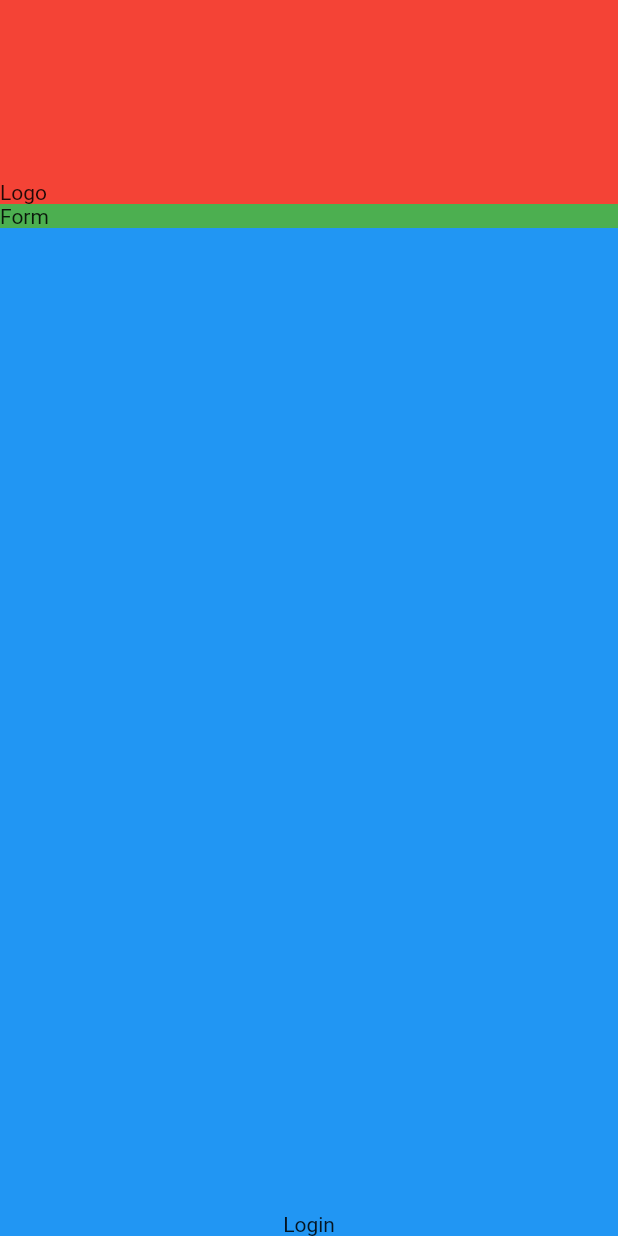
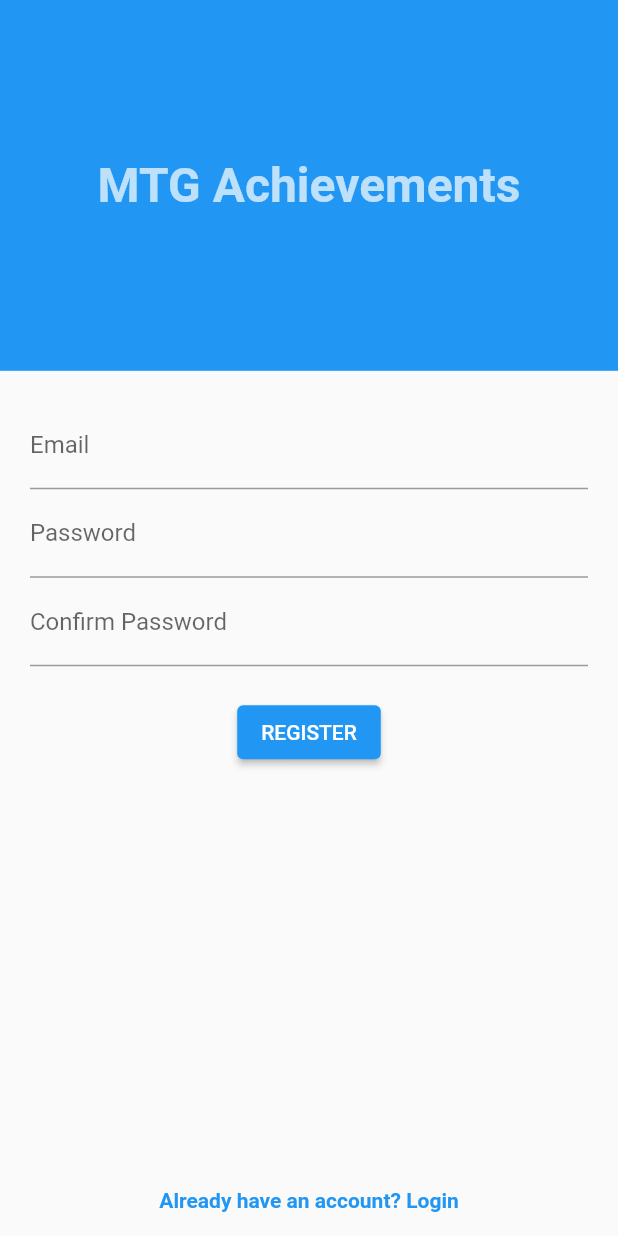
Before and after one commit to birkoss/mtg-achievements-app, a Flutter app: the screen it shows after launch, after a tap on "LOGIN", after a tap on "Forgot your password?", on a phone screen of 412 x 824 dp. Run offline on Flutter 3.47's test engine with Material 2 defaults, Android fonts, the phone set to English and light mode, and no system bars; our stand-ins replace shared_preferences; Roboto replaces fonts that are missing (Hind).

Commit message:
Login and Register

```diff
--- a/lib/main.dart
+++ b/lib/main.dart
@@ -15,6 +15,7 @@ void main() {
 class MyApp extends StatelessWidget {
   @override
   Widget build(BuildContext context) {
+    print("MyApp.build");
     return MultiProvider(
       providers: [
         ChangeNotifierProvider(
@@ -36,9 +37,11 @@ class MyApp extends StatelessWidget {
               : FutureBuilder(
                   future: user.tryAutoLogin(),
                   builder: (ctx, snapshot) {
+                    print("FutureBuilder.builder...");
                     if (snapshot.connectionState == ConnectionState.waiting) {
                       return SplashScreen();
                     } else {
+                      print("icitte?");
                       return LoginScreen();
                     }
                   }),
--- a/lib/providers/user.dart
+++ b/lib/providers/user.dart
@@ -19,19 +19,16 @@ class UserProvider with ChangeNotifier {
 
   Future<void> login(String email, String password) async {
     final url = Uri.http('localhost:8000', '/v1/login');
-    print(url);
     try {
       final response = await http.post(
         url,
         headers: {
           'content-type': 'application/json',
         },
-        body: json.encode(
-          {
-            'email': email,
-            'password': password,
-          },
-        ),
+        body: json.encode({
+          'email': email,
+          'password': password,
+        }),
       );
 
       final responseData = json.decode(response.body);
@@ -40,11 +37,7 @@ class UserProvider with ChangeNotifier {
         throw HttpException(responseData['error']);
       }
 
-      print(responseData);
-      // http://localhost:8000/v1/login
-
       _token = responseData['token'];
-      notifyListeners();
 
       final prefs = await SharedPreferences.getInstance();
       prefs.setString(
@@ -52,13 +45,11 @@ class UserProvider with ChangeNotifier {
           json.encode({
             'token': _token,
           }));
+
+      notifyListeners();
     } catch (error) {
       throw error;
     }
-  }
-
-  Future<void> register(String email, String password) async {
-    // @TODO: Register
   }
 
   Future<void> logout() async {
@@ -69,9 +60,41 @@ class UserProvider with ChangeNotifier {
     notifyListeners();
   }
 
+  Future<void> register(String email, String password) async {
+    final url = Uri.http('localhost:8000', '/v1/register');
+    try {
+      final response = await http.post(
+        url,
+        headers: {
+          'content-type': 'application/json',
+        },
+        body: json.encode({
+          'email': email,
+          'password': password,
+        }),
+      );
+
+      final responseData = json.decode(response.body);
+      if (responseData['error'] != null) {
+        throw HttpException(responseData['error']);
+      }
+
+      _token = responseData['token'];
+
+      final prefs = await SharedPreferences.getInstance();
+      prefs.setString(
+          'userData',
+          json.encode({
+            'token': _token,
+          }));
+
+      notifyListeners();
+    } catch (error) {
+      throw error;
+    }
+  }
+
   Future<bool> tryAutoLogin() async {
-    print('tryAutoLogin');
-
     var prefs = await SharedPreferences.getInstance();
 
     if (!prefs.containsKey('userData')) {
@@ -80,10 +103,15 @@ class UserProvider with ChangeNotifier {
 
     var userData =
         json.decode(prefs.getString('userData')) as Map<String, Object>;
+    if (userData['token'] == null) {
+      return false;
+    }
 
     _token = userData['token'];
     notifyListeners();
 
+    print("tryAutoLogin: true");
+
     return true;
   }
 }
--- a/lib/screens/home.dart
+++ b/lib/screens/home.dart
@@ -7,6 +7,7 @@ class HomeScreen extends StatelessWidget {
 
   @override
   Widget build(BuildContext context) {
+    print("Home.build");
     return Scaffold(
       appBar: AppBar(
         title: Text('Home'),
--- a/lib/screens/login.dart
+++ b/lib/screens/login.dart
@@ -1,10 +1,11 @@
-import 'package:app/models/http_exception.dart';
-import 'package:app/providers/user.dart';
 import 'package:flutter/material.dart';
-import 'package:intl/intl.dart';
 import 'package:provider/provider.dart';
 
 import '../screens/register.dart';
+
+import '../models/http_exception.dart';
+
+import '../providers/user.dart';
 
 class LoginScreen extends StatefulWidget {
   static const routeName = '/login';
@@ -40,8 +41,6 @@ class _LoginScreenState extends State<LoginScreen> {
   }
 
   Future<void> _formSubmitted() async {
-    print("SUBMITTED");
-
     if (!_formKey.currentState.validate()) {
       return;
     }
--- a/lib/screens/register.dart
+++ b/lib/screens/register.dart
@@ -1,38 +1,166 @@
 import 'package:flutter/material.dart';
+import 'package:provider/provider.dart';
 
 import '../screens/login.dart';
 
-class RegisterScreen extends StatelessWidget {
+import '../models/http_exception.dart';
+
+import '../providers/user.dart';
+
+class RegisterScreen extends StatefulWidget {
   static const routeName = '/register';
 
-  Future<void> submit() {}
+  @override
+  _RegisterScreenState createState() => _RegisterScreenState();
+}
+
+class _RegisterScreenState extends State<RegisterScreen> {
+  final GlobalKey<FormState> _formKey = GlobalKey();
+  final _passwordController = TextEditingController();
+
+  Map<String, String> _formValues = {
+    'email': '',
+    'password': 'password',
+  };
+
+  void _showErrorDialog(
+      [String errorMessage = 'Something went wrong. Please try again.']) {
+    showDialog(
+      context: context,
+      builder: (ctx) => AlertDialog(
+        title: Text('An Error Occured!'),
+        content: Text(errorMessage),
+        actions: [
+          TextButton(
+            onPressed: () {
+              Navigator.of(ctx).pop();
+            },
+            child: Text('OK'),
+          ),
+        ],
+      ),
+    );
+  }
+
+  Future<void> _formSubmitted() async {
+    if (!_formKey.currentState.validate()) {
+      return;
+    }
+
+    _formKey.currentState.save();
+
+    try {
+      await Provider.of<UserProvider>(context, listen: false)
+          .register(_formValues['email'], _formValues['password']);
+
+      Navigator.of(context).pushReplacementNamed('/');
+    } on HttpException catch (error) {
+      switch (error.toString()) {
+        case 'unique':
+          _showErrorDialog('This email already exists.');
+          break;
+        case 'blank':
+          _showErrorDialog('All fields are mandatory.');
+          break;
+        default:
+          _showErrorDialog();
+      }
+    } catch (error) {
+      _showErrorDialog();
+    }
+  }
 
   @override
   Widget build(BuildContext context) {
+    final width = MediaQuery.of(context).size.width;
+    final height = MediaQuery.of(context).size.height;
+
     return Scaffold(
       body: Container(
-        decoration: BoxDecoration(color: Colors.black),
         child: SafeArea(
           top: false,
           child: Column(
+            mainAxisAlignment: MainAxisAlignment.spaceBetween,
             children: [
               Container(
-                width: double.infinity,
-                padding: const EdgeInsets.only(top: 120),
-                decoration: BoxDecoration(color: Colors.red),
-                child: Text('Logo'),
-              ),
-              Container(
-                width: double.infinity,
-                decoration: BoxDecoration(color: Colors.green),
-                child: Text('Form'),
+                alignment: Alignment.center,
+                width: width,
+                height: height * 0.30,
+                decoration: BoxDecoration(
+                  color: Theme.of(context).primaryColor,
+                ),
+                child: Text(
+                  'MTG Achievements',
+                  style: Theme.of(context).textTheme.headline1.copyWith(
+                      color:
+                          Theme.of(context).primaryTextTheme.headline1.color),
+                ),
               ),
               Expanded(
                 child: Container(
-                  alignment: Alignment.bottomCenter,
-                  width: double.infinity,
-                  decoration: BoxDecoration(color: Colors.blue),
-                  child: Text('Login'),
+                  padding: const EdgeInsets.all(20),
+                  child: Form(
+                    key: _formKey,
+                    child: Column(
+                      children: [
+                        TextFormField(
+                          decoration: InputDecoration(labelText: 'Email'),
+                          keyboardType: TextInputType.emailAddress,
+                          validator: (value) {
+                            if (value.isEmpty || !value.contains('@')) {
+                              return 'Invalid Email!';
+                            }
+                            return null;
+                          },
+                          onSaved: (newValue) =>
+                              _formValues['email'] = newValue,
+                        ),
+                        TextFormField(
+                          decoration: InputDecoration(labelText: 'Password'),
+                          obscureText: true,
+                          controller: _passwordController,
+                          validator: (value) {
+                            if (value.isEmpty || value.length < 8) {
+                              return 'Invalid Password! Must be at least 8 characters!';
+                            }
+                            return null;
+                          },
+                          onSaved: (newValue) =>
+                              _formValues['password'] = newValue,
+                        ),
+                        TextFormField(
+                          decoration:
+                              InputDecoration(labelText: 'Confirm Password'),
+                          obscureText: true,
+                          validator: (value) {
+                            if (value != _passwordController.text) {
+                              return 'Password must match!';
+                            }
+                            return null;
+                          },
+                        ),
+                        SizedBox(
+                          height: 20,
+                        ),
+                        ElevatedButton(
+                          child: Text('REGISTER'),
+                          onPressed: _formSubmitted,
+                        ),
+                      ],
+                    ),
+                  ),
+                ),
+              ),
+              Container(
+                child: TextButton(
+                  child: Text('Already have an account? Login'),
+                  style: TextButton.styleFrom(
+                    textStyle: TextStyle(fontWeight: FontWeight.bold),
+                  ),
+                  onPressed: () {
+                    Navigator.of(context)
+                        .pushReplacementNamed(LoginScreen.routeName);
+                  },
                 ),
               ),
             ],
```
